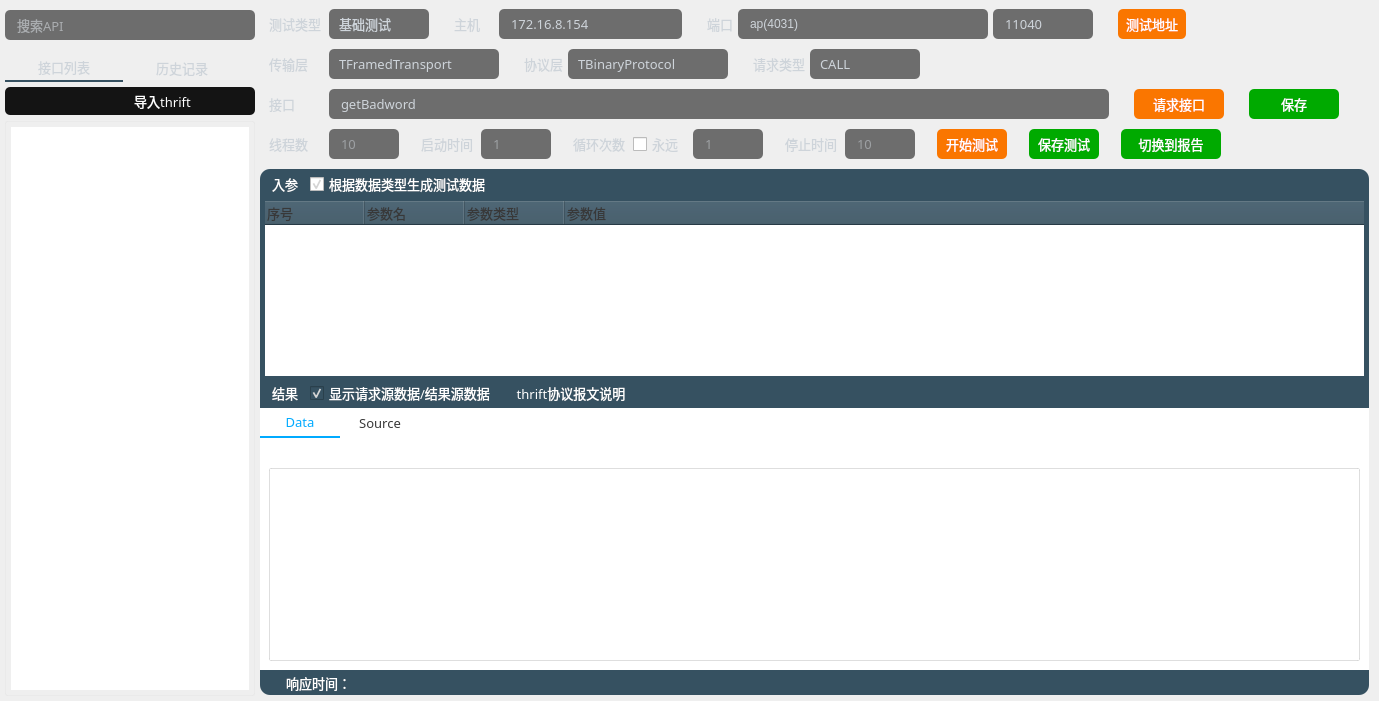
Above: source/thriftwidget.ui from HuaGouFdog/Fdog-Kit before the change. Below: the same form after it.
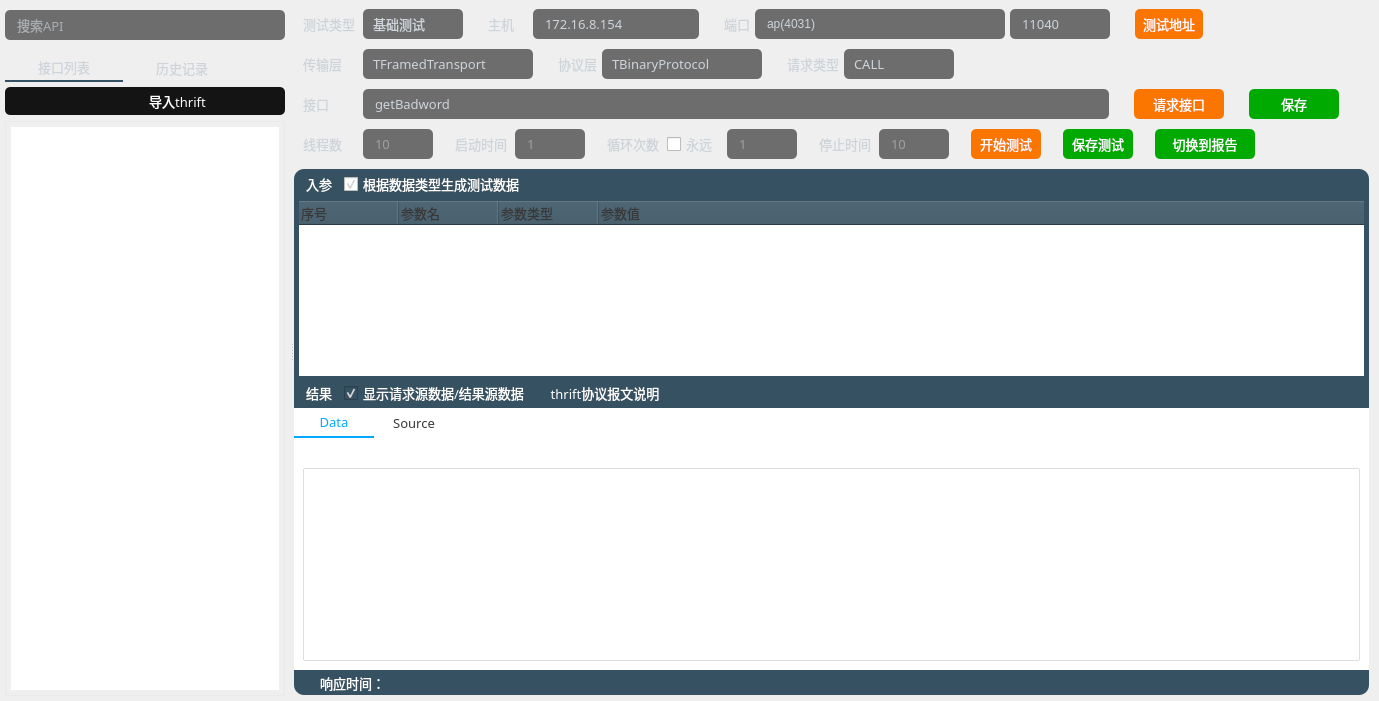
That is the form after the change. Icons and pictures are not drawn.

Commit message: 修复有几率添加thrift文件读取不成功问题

The edit to the form file:
```diff
--- a/source/thriftwidget.ui
+++ b/source/thriftwidget.ui
@@ -84,6 +84,10 @@
     <number>0</number>
    </property>
    <item>
+    <widget class="QSplitter" name="splitter_3">
+     <property name="orientation">
+      <enum>Qt::Horizontal</enum>
+     </property>
     <widget class="QWidget" name="widget_left" native="true">
      <property name="minimumSize">
       <size>
@@ -93,7 +97,7 @@
      </property>
      <property name="maximumSize">
       <size>
-       <width>260</width>
+        <width>500</width>
        <height>16777215</height>
       </size>
      </property>
@@ -412,7 +416,7 @@
 }
 
 QTreeWidget::item {
-    height: 25px; /* 设置行高为50像素 */
+    height: 22px; /* 设置行高为50像素 */
 }
 
 QScrollBar::horizontal{
@@ -496,8 +500,6 @@
       </item>
      </layout>
     </widget>
-   </item>
-   <item>
     <widget class="QWidget" name="widget_right" native="true">
      <property name="styleSheet">
       <string notr="true">
@@ -3828,6 +3830,7 @@
        </widget>
       </item>
      </layout>
+     </widget>
     </widget>
    </item>
   </layout>
```
Left out of the diff: 2 changed lines with no effect on the pictures. Lines whose indentation alone changed are shown as unchanged. The commit also changes 2 other files.
